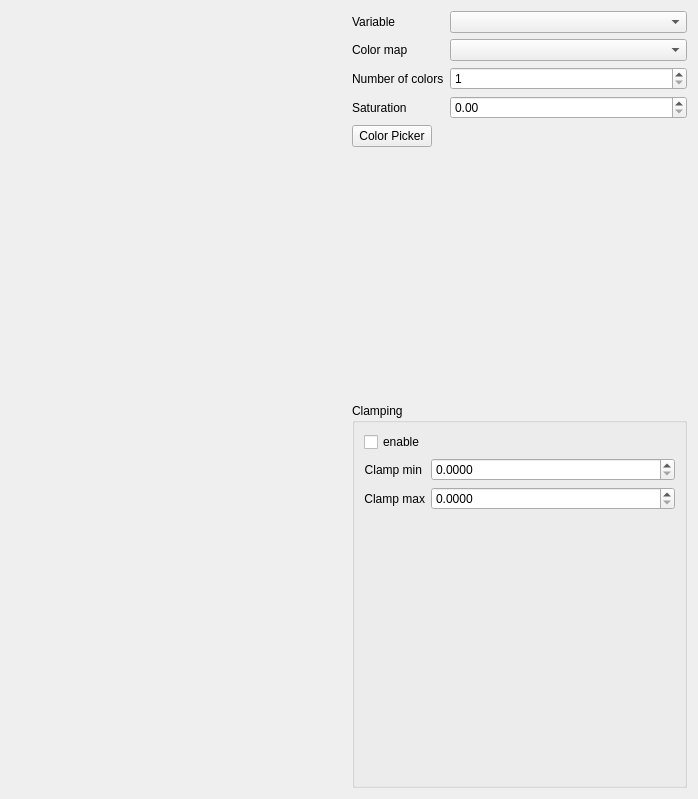
Before: the Qt Designer form smoke/view/colormaptab.ui in bvanloon/Scientific-Visualization, drawn with Qt 5.
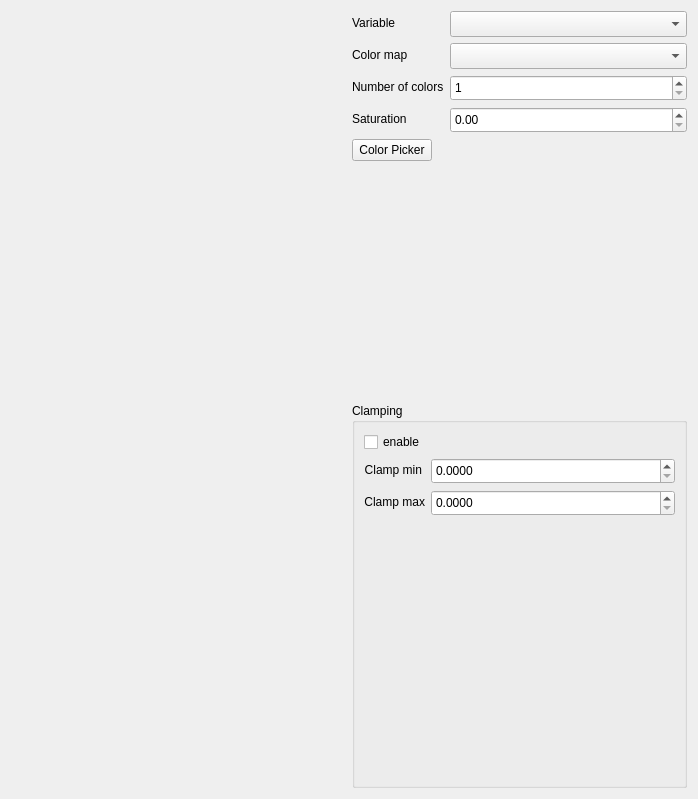
After: the same form once the commit is applied. Custom widgets are drawn as their Qt base class.

Commit message: Set the minimum width of all components of the colormap widget to 26.

The edit to the form file:
```diff
--- a/smoke/view/colormaptab.ui
+++ b/smoke/view/colormaptab.ui
@@ -32,7 +32,14 @@
         </widget>
        </item>
        <item row="0" column="1">
-        <widget class="QComboBox" name="variableSelector"/>
+        <widget class="QComboBox" name="variableSelector">
+         <property name="minimumSize">
+          <size>
+           <width>0</width>
+           <height>26</height>
+          </size>
+         </property>
+        </widget>
        </item>
        <item row="1" column="0">
         <widget class="QLabel" name="colormapSelectorLabel">
@@ -45,7 +52,14 @@
         </widget>
        </item>
        <item row="1" column="1">
-        <widget class="QComboBox" name="colormapSelector"/>
+        <widget class="QComboBox" name="colormapSelector">
+         <property name="minimumSize">
+          <size>
+           <width>0</width>
+           <height>26</height>
+          </size>
+         </property>
+        </widget>
        </item>
        <item row="2" column="0">
         <widget class="QLabel" name="numColorsLabel">
@@ -79,6 +93,12 @@
        </item>
        <item row="3" column="1">
         <widget class="QDoubleSpinBox" name="saturationSlider">
+         <property name="minimumSize">
+          <size>
+           <width>0</width>
+           <height>26</height>
+          </size>
+         </property>
          <property name="maximum">
           <double>1.000000000000000</double>
          </property>
@@ -89,6 +109,12 @@
        </item>
        <item row="2" column="1">
         <widget class="QSpinBox" name="numColorsSlider">
+         <property name="minimumSize">
+          <size>
+           <width>0</width>
+           <height>26</height>
+          </size>
+         </property>
          <property name="minimum">
           <number>1</number>
          </property>
@@ -157,6 +183,12 @@
           </item>
           <item row="0" column="1">
            <widget class="QDoubleSpinBox" name="clampingMinimumFloatBox">
+            <property name="minimumSize">
+             <size>
+              <width>0</width>
+              <height>26</height>
+             </size>
+            </property>
             <property name="decimals">
              <number>4</number>
             </property>
@@ -170,6 +202,12 @@
           </item>
           <item row="1" column="1">
            <widget class="QDoubleSpinBox" name="clampingMaximumFloatBox">
+            <property name="minimumSize">
+             <size>
+              <width>0</width>
+              <height>26</height>
+             </size>
+            </property>
             <property name="decimals">
              <number>4</number>
             </property>
```
